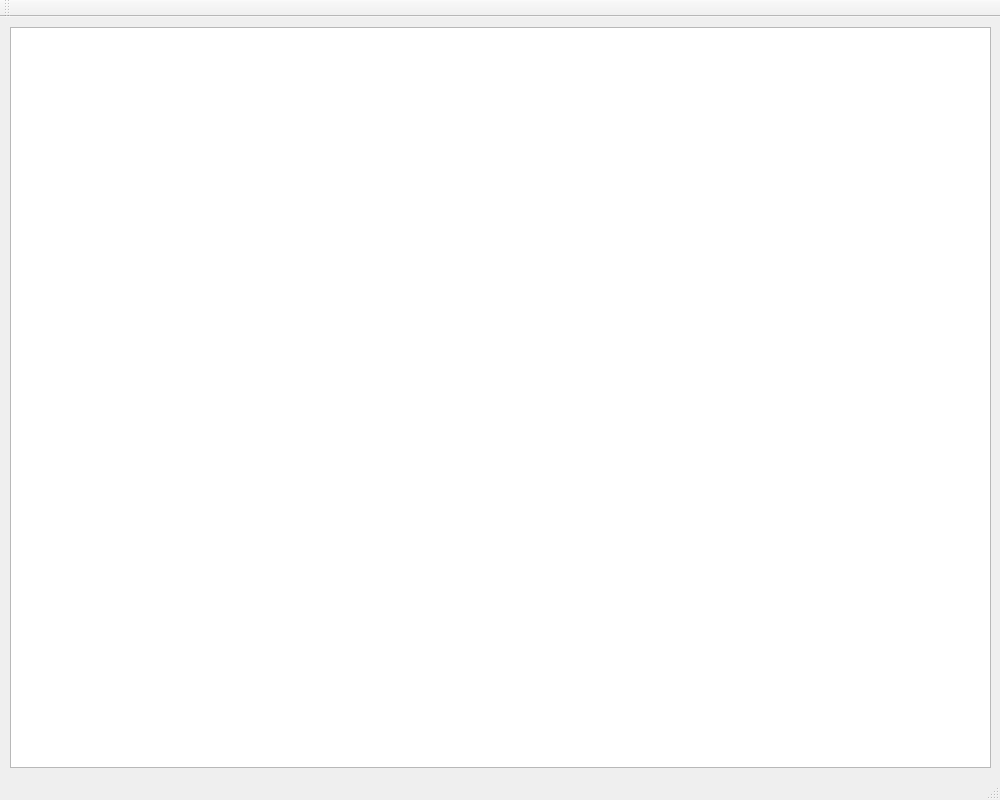
Before: the Qt Designer form mainwindow.ui in dmytra/svg_viewer_in_table, drawn with Qt 5.
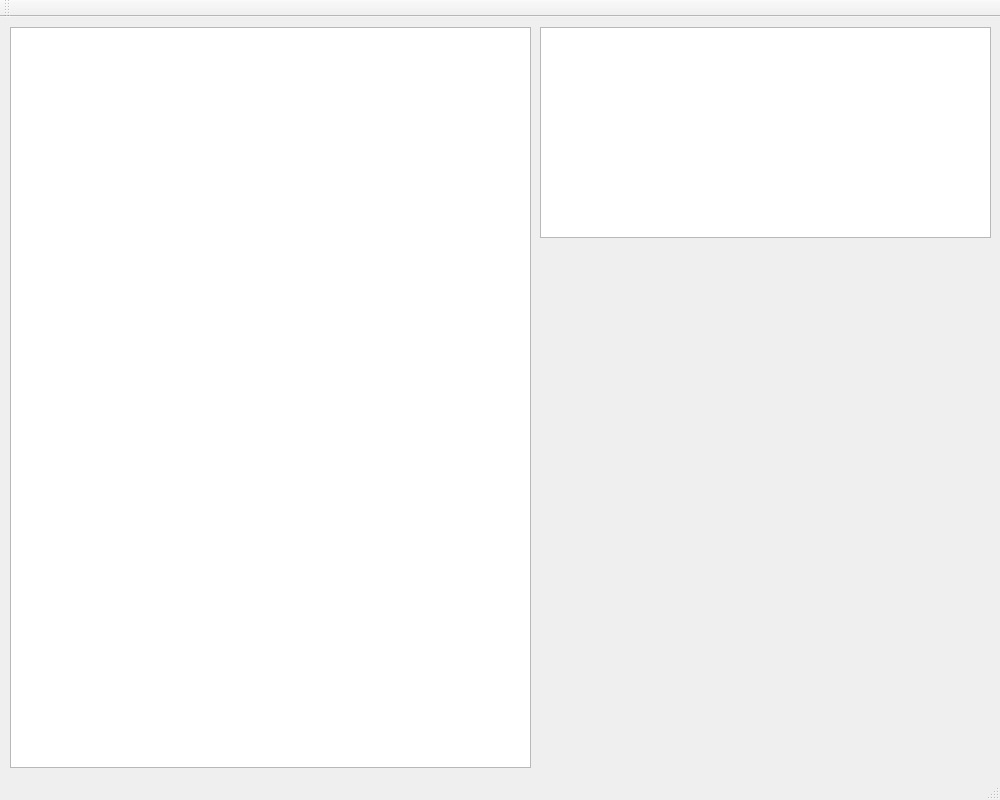
After: the same form once the commit is applied.

```diff
--- a/mainwindow.ui
+++ b/mainwindow.ui
@@ -19,11 +19,32 @@
      <rect>
       <x>10</x>
       <y>10</y>
-      <width>981</width>
+      <width>521</width>
       <height>741</height>
      </rect>
     </property>
    </widget>
+   <widget class="QTextEdit" name="textEdit">
+    <property name="geometry">
+     <rect>
+      <x>540</x>
+      <y>10</y>
+      <width>451</width>
+      <height>211</height>
+     </rect>
+    </property>
+   </widget>
+   <widget class="QWidget" name="gridLayoutWidget">
+    <property name="geometry">
+     <rect>
+      <x>540</x>
+      <y>230</y>
+      <width>451</width>
+      <height>521</height>
+     </rect>
+    </property>
+    <layout class="QGridLayout" name="gridLayout"/>
+   </widget>
   </widget>
   <widget class="QStatusBar" name="statusbar"/>
   <widget class="QToolBar" name="toolBar">
```
